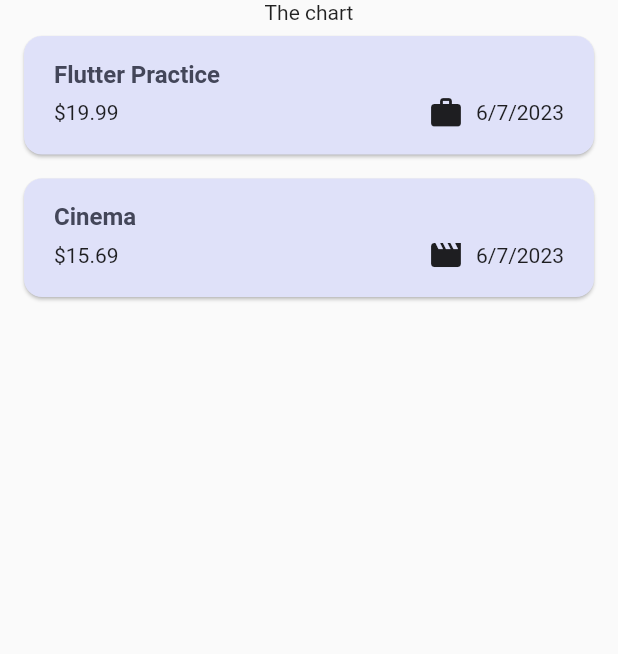
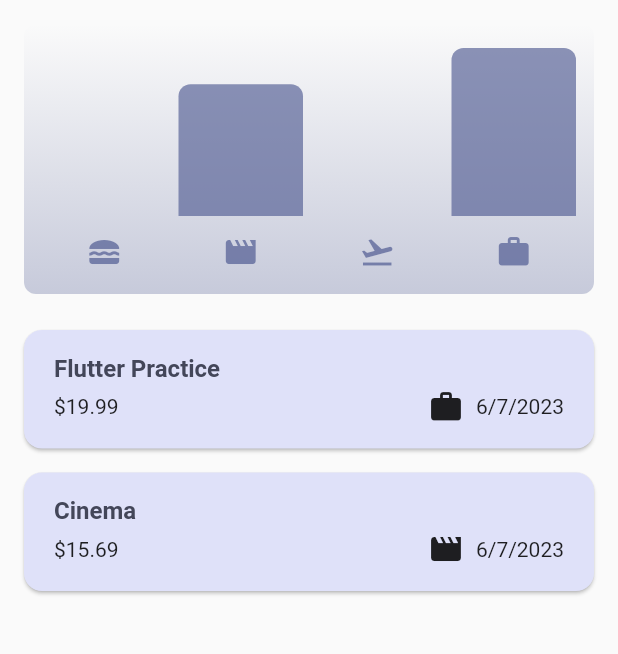
Before and after one commit to Sergio-Al/flutter-expense-tracker, a Flutter app: the screen it shows after launch, on a phone screen of 412 x 824 dp, the part 84-738 px from its top. Run offline on Flutter 3.47's test engine with Material 2 defaults, Android fonts, the phone set to English and light mode, and no system bars.

Commit message:
Adding chart widgets

```diff
--- /dev/null
+++ b/lib/widgets/chart/chart.dart
@@ -0,0 +1,95 @@
+import 'package:flutter/material.dart';
+
+import 'package:expense_tracker/widgets/chart/chart_bar.dart';
+import 'package:expense_tracker/models/expenses.dart';
+
+class Chart extends StatelessWidget {
+  const Chart({super.key, required this.expenses});
+
+  final List<Expense> expenses;
+
+  List<ExpenseBucket> get buckets {
+    return [
+      ExpenseBucket.forCategory(expenses, Category.food),
+      ExpenseBucket.forCategory(expenses, Category.leisure),
+      ExpenseBucket.forCategory(expenses, Category.travel),
+      ExpenseBucket.forCategory(expenses, Category.work),
+    ];
+  }
+
+  double get maxTotalExpense {
+    double maxTotalExpense = 0;
+
+    for (final bucket in buckets) {
+      if (bucket.totalExpenses > maxTotalExpense) {
+        maxTotalExpense = bucket.totalExpenses;
+      }
+    }
+
+    return maxTotalExpense;
+  }
+
+  @override
+  Widget build(BuildContext context) {
+    final isDarkMode =
+        MediaQuery.of(context).platformBrightness == Brightness.dark;
+    return Container(
+      margin: const EdgeInsets.all(16),
+      padding: const EdgeInsets.symmetric(
+        vertical: 16,
+        horizontal: 8,
+      ),
+      width: double.infinity,
+      height: 180,
+      decoration: BoxDecoration(
+        borderRadius: BorderRadius.circular(8),
+        gradient: LinearGradient(
+          colors: [
+            Theme.of(context).colorScheme.primary.withOpacity(0.3),
+            Theme.of(context).colorScheme.primary.withOpacity(0.0)
+          ],
+          begin: Alignment.bottomCenter,
+          end: Alignment.topCenter,
+        ),
+      ),
+      child: Column(
+        children: [
+          Expanded(
+            child: Row(
+              crossAxisAlignment: CrossAxisAlignment.end,
+              children: [
+                for (final bucket in buckets) // alternative to map()
+                  ChartBar(
+                    fill: bucket.totalExpenses == 0
+                        ? 0
+                        : bucket.totalExpenses / maxTotalExpense,
+                  )
+              ],
+            ),
+          ),
+          const SizedBox(height: 12),
+          Row(
+            children: buckets
+                .map(
+                  (bucket) => Expanded(
+                    child: Padding(
+                      padding: const EdgeInsets.symmetric(horizontal: 4),
+                      child: Icon(
+                        categoryIcons[bucket.category],
+                        color: isDarkMode
+                            ? Theme.of(context).colorScheme.secondary
+                            : Theme.of(context)
+                                .colorScheme
+                                .primary
+                                .withOpacity(0.7),
+                      ),
+                    ),
+                  ),
+                )
+                .toList(),
+          )
+        ],
+      ),
+    );
+  }
+}
--- /dev/null
+++ b/lib/widgets/chart/chart_bar.dart
@@ -0,0 +1,34 @@
+import 'package:flutter/material.dart';
+
+class ChartBar extends StatelessWidget {
+  const ChartBar({
+    super.key,
+    required this.fill,
+  });
+
+  final double fill;
+
+  @override
+  Widget build(BuildContext context) {
+    final isDarkMode =
+        MediaQuery.of(context).platformBrightness == Brightness.dark;
+    return Expanded(
+      child: Padding(
+        padding: const EdgeInsets.symmetric(horizontal: 4),
+        child: FractionallySizedBox(
+          heightFactor: fill, // between 0 and 1
+          child: DecoratedBox(
+            decoration: BoxDecoration(
+              shape: BoxShape.rectangle,
+              borderRadius:
+                  const BorderRadius.vertical(top: Radius.circular(8)),
+              color: isDarkMode
+                  ? Theme.of(context).colorScheme.secondary
+                  : Theme.of(context).colorScheme.primary.withOpacity(0.65),
+            ),
+          ),
+        ),
+      ),
+    );
+  }
+}
--- a/lib/widgets/expenses.dart
+++ b/lib/widgets/expenses.dart
@@ -3,6 +3,7 @@ import 'package:flutter/material.dart';
 import 'package:expense_tracker/widgets/new_expense.dart';
 import 'package:expense_tracker/widgets/expenses_list/expenses_list.dart';
 import 'package:expense_tracker/models/expenses.dart';
+import 'package:expense_tracker/widgets/chart/chart.dart';
 
 class Expenses extends StatefulWidget {
   const Expenses({super.key});
@@ -94,7 +95,7 @@ class _ExpensesState extends State<Expenses> {
       body: Column(
         children: [
           // Toolbar with the add button
-          const Text('The chart'),
+          Chart(expenses: _registeredExpenses),
           Expanded(
             child: mainContent,
           ),
```
